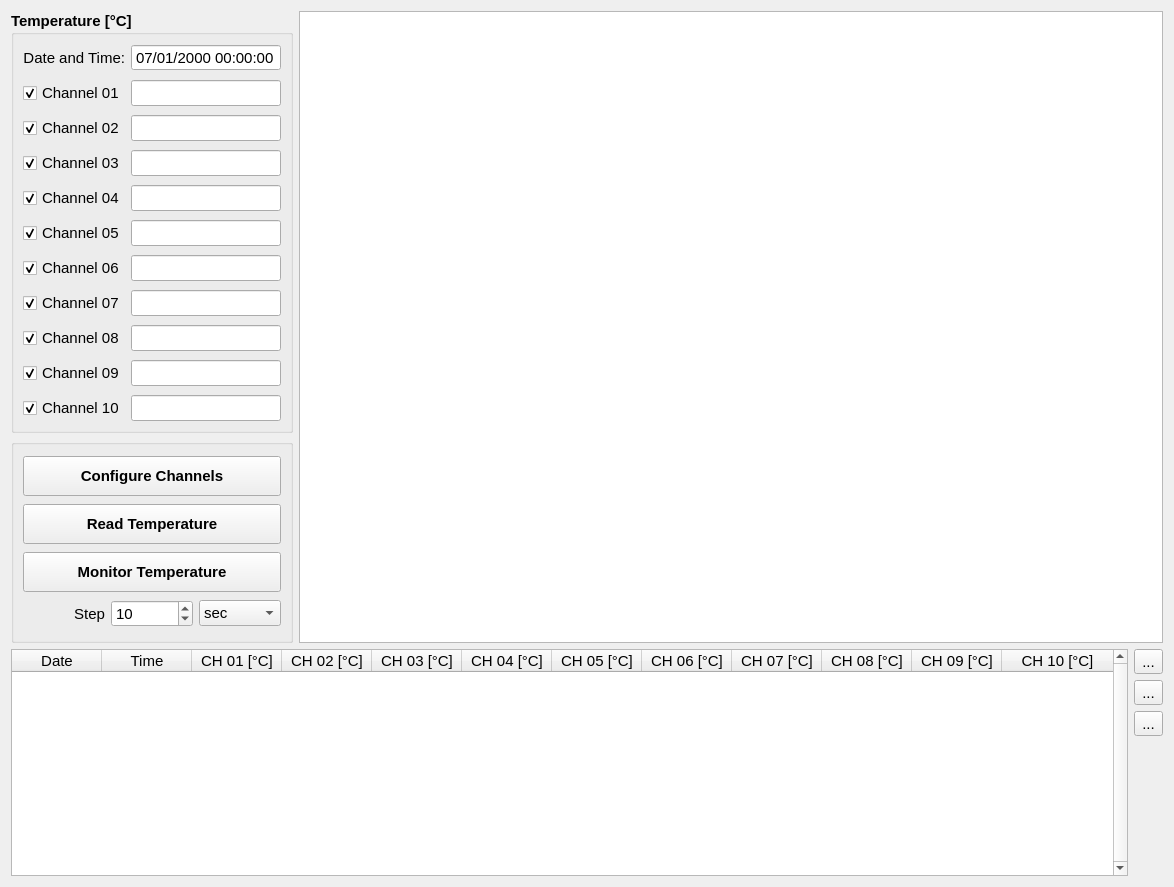
Qt form hallbench/gui/ui/temperaturewidget.ui (lnls-ima/hall-bench-control) before a commit.
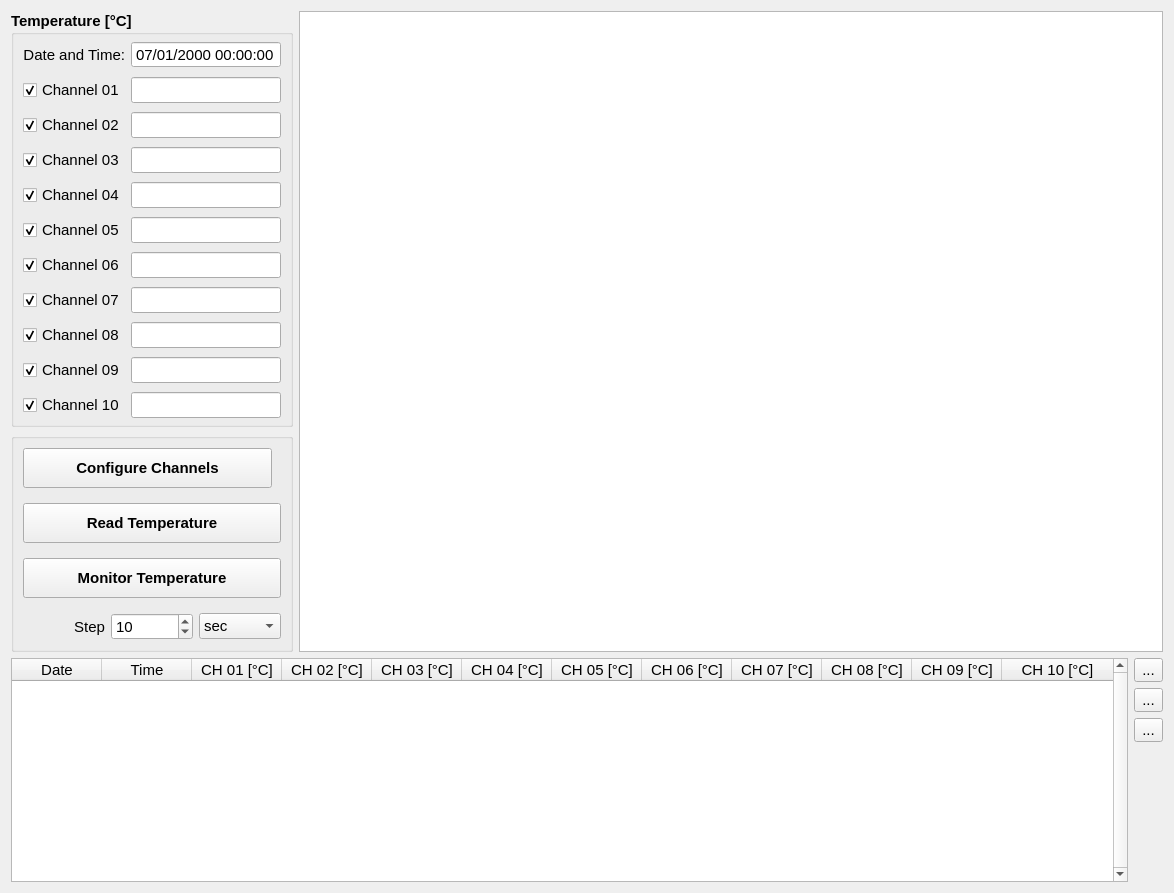
The same form after that commit. Icons and pictures are not drawn. Custom widgets are drawn as their Qt base class.

Commit message: Add led to temperature widget

The edit to the form file:
```diff
--- a/hallbench/gui/ui/temperaturewidget.ui
+++ b/hallbench/gui/ui/temperaturewidget.ui
@@ -37,6 +37,12 @@
       <string>Temperature [°C]</string>
      </property>
      <layout class="QGridLayout" name="gridLayout">
+      <property name="topMargin">
+       <number>6</number>
+      </property>
+      <property name="bottomMargin">
+       <number>6</number>
+      </property>
       <property name="verticalSpacing">
        <number>9</number>
       </property>
@@ -410,6 +416,63 @@
       <string/>
      </property>
      <layout class="QGridLayout" name="gridLayout_2">
+      <property name="verticalSpacing">
+       <number>15</number>
+      </property>
+      <item row="0" column="0" colspan="3">
+       <layout class="QHBoxLayout" name="horizontalLayout_2">
+        <property name="spacing">
+         <number>0</number>
+        </property>
+        <item>
+         <widget class="QPushButton" name="configure_btn">
+          <property name="minimumSize">
+           <size>
+            <width>0</width>
+            <height>40</height>
+           </size>
+          </property>
+          <property name="font">
+           <font>
+            <weight>75</weight>
+            <bold>true</bold>
+           </font>
+          </property>
+          <property name="text">
+           <string>Configure Channels</string>
+          </property>
+          <property name="autoExclusive">
+           <bool>false</bool>
+          </property>
+         </widget>
+        </item>
+        <item>
+         <widget class="QLabel" name="configureled_la">
+          <property name="sizePolicy">
+           <sizepolicy hsizetype="Fixed" vsizetype="Fixed">
+            <horstretch>0</horstretch>
+            <verstretch>0</verstretch>
+           </sizepolicy>
+          </property>
+          <property name="font">
+           <font>
+            <weight>50</weight>
+            <bold>false</bold>
+           </font>
+          </property>
+          <property name="text">
+           <string/>
+          </property>
+          <property name="pixmap">
+           <pixmap>../../resources/img/led.png</pixmap>
+          </property>
+          <property name="scaledContents">
+           <bool>true</bool>
+          </property>
+         </widget>
+        </item>
+       </layout>
+      </item>
       <item row="1" column="0" colspan="3">
        <widget class="QPushButton" name="read_btn">
         <property name="minimumSize">
@@ -532,28 +595,6 @@
         </item>
        </widget>
       </item>
-      <item row="0" column="0" colspan="3">
-       <widget class="QPushButton" name="read_btn_2">
-        <property name="minimumSize">
-         <size>
-          <width>0</width>
-          <height>40</height>
-         </size>
-        </property>
-        <property name="font">
-         <font>
-          <weight>75</weight>
-          <bold>true</bold>
-         </font>
-        </property>
-        <property name="text">
-         <string>Configure Channels</string>
-        </property>
-        <property name="autoExclusive">
-         <bool>false</bool>
-        </property>
-       </widget>
-      </item>
      </layout>
     </widget>
    </item>
```
